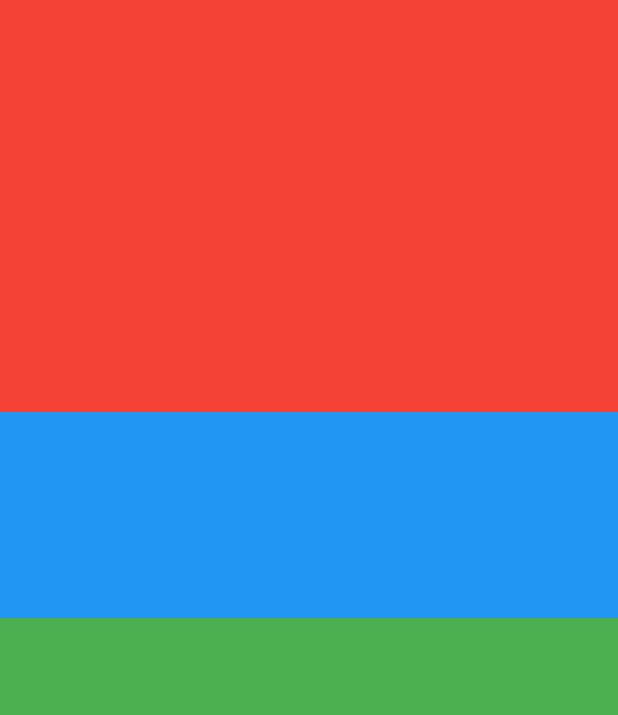
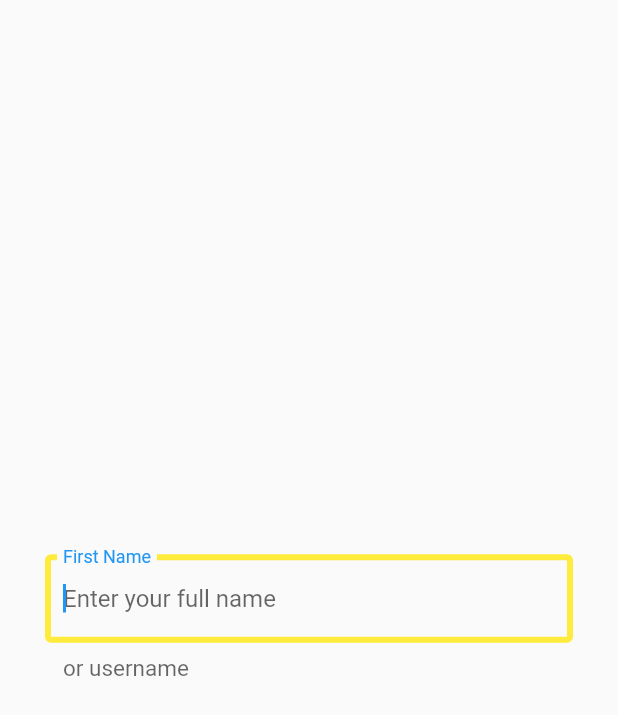
Before and after one commit to jadhavdurgesh/Flutter-widgets, a Flutter app: the screen it shows after launch, on a phone screen of 412 x 824 dp. Shown: the top 715 px of the screen. Run offline on Flutter 3.47's test engine with Material 2 defaults, Android fonts, the light colour scheme and no system bars.

Commit message:
part 1 textfiels done

```diff
--- a/lib/main.dart
+++ b/lib/main.dart
@@ -1,7 +1,9 @@
 // import 'package:all_about_widgets/widgets/expanded_widget.dart';
-import 'package:all_about_widgets/widgets/flexible_widget.dart';
+// import 'package:all_about_widgets/widgets/flexible_widget.dart';
 // import 'package:all_about_widgets/widgets/safearea_widget.dart';
 import 'package:flutter/material.dart';
+
+import 'widgets/textfield_widget.dart';
 
 void main() {
   runApp(const MyApp());
@@ -27,7 +29,7 @@
         // is not restarted.
         primarySwatch: Colors.blue,
       ),
-      home: const FlexibleWidget(),
+      home: const TextFieldWidget(),
     );
   }
 }
--- /dev/null
+++ b/lib/widgets/textfield_widget.dart
@@ -0,0 +1,58 @@
+import 'package:flutter/material.dart';
+
+class TextFieldWidget extends StatefulWidget {
+  const TextFieldWidget({super.key});
+
+  @override
+  State<TextFieldWidget> createState() => _TextFieldWidgetState();
+}
+
+class _TextFieldWidgetState extends State<TextFieldWidget> {
+  @override
+  Widget build(BuildContext context) {
+    return Scaffold(
+      body: Padding(
+        padding: const EdgeInsets.symmetric(horizontal: 30),
+        child: Center(
+          child: TextField(
+            // keyboardType: TextInputType.number,
+            // keyboardAppearance: Brightness.dark,
+            // enabled: false,// text input nahi ede sakte
+            // readOnly: true, // as a user we cannot input data into it
+            autofocus: true,
+            decoration: InputDecoration(
+              // filled: true,
+              // fillColor: Colors.blueAccent,
+              border: OutlineInputBorder(
+                borderRadius: BorderRadius.circular(10),
+                // borderSide: BorderSide.none
+              ),
+              // border: InputBorder.none,
+              hintText: 'Enter your full name ',
+              // hintStyle: const TextStyle(
+              //   fontSize: 30,
+              // ),
+
+              // niche alternative add krne ke liye helper text use krte hain
+              helperText: 'or username',
+              helperStyle: const TextStyle(
+                fontSize: 15,
+              ),
+              labelText: "First Name",
+
+              // enable border jab final input dete hain tab show hota hain
+              enabledBorder: const OutlineInputBorder(
+                borderSide: BorderSide(color: Colors.red , width: 3)
+              ),
+
+              // focus border initially jo border hoti hain woh hota hain
+              focusedBorder: const OutlineInputBorder(
+                borderSide: BorderSide(color: Colors.yellow , width: 4)
+              )// labelStyle:
+            ),
+          ),
+        ),
+        ),
+    );
+  }
+}
```
